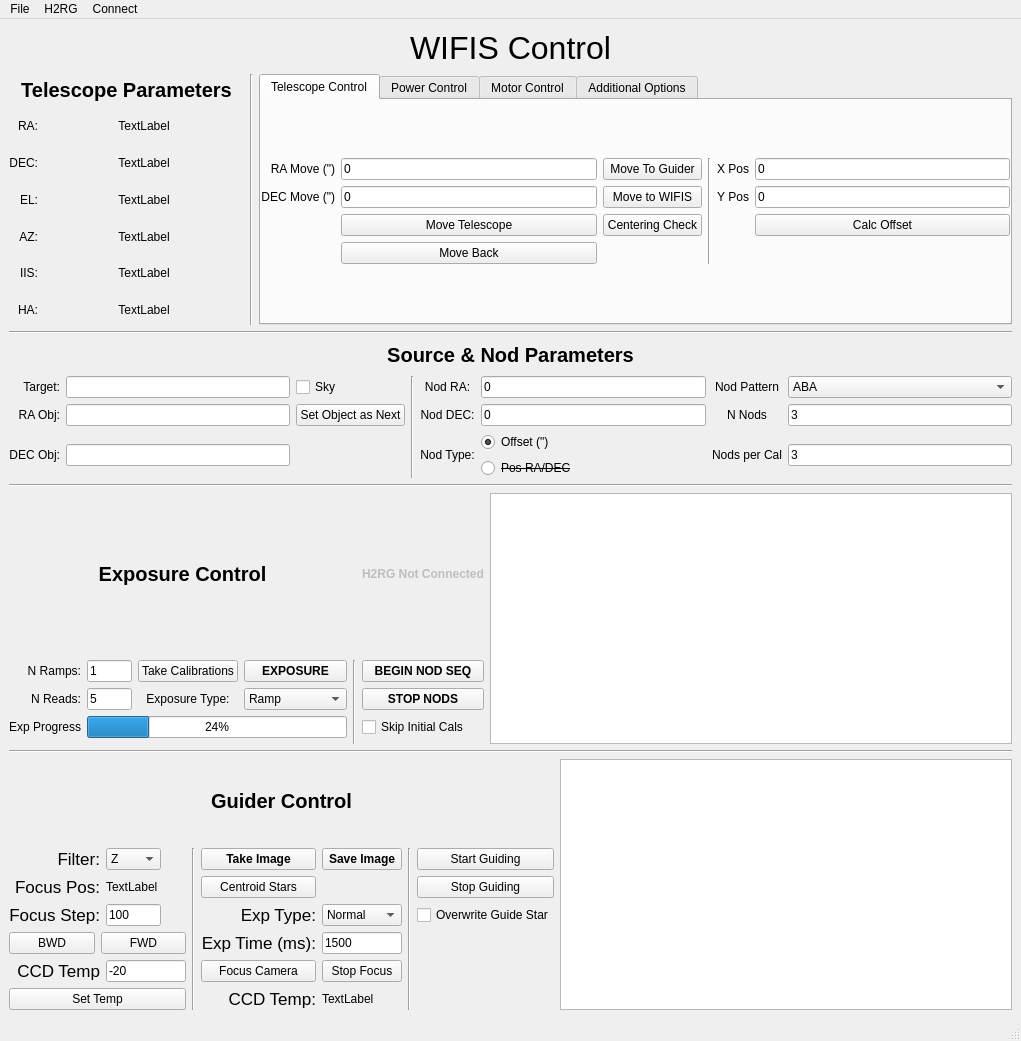
First picture: the form in WIFIS.ui, repository WIFIS-Team/controlcode-new, before the edit.
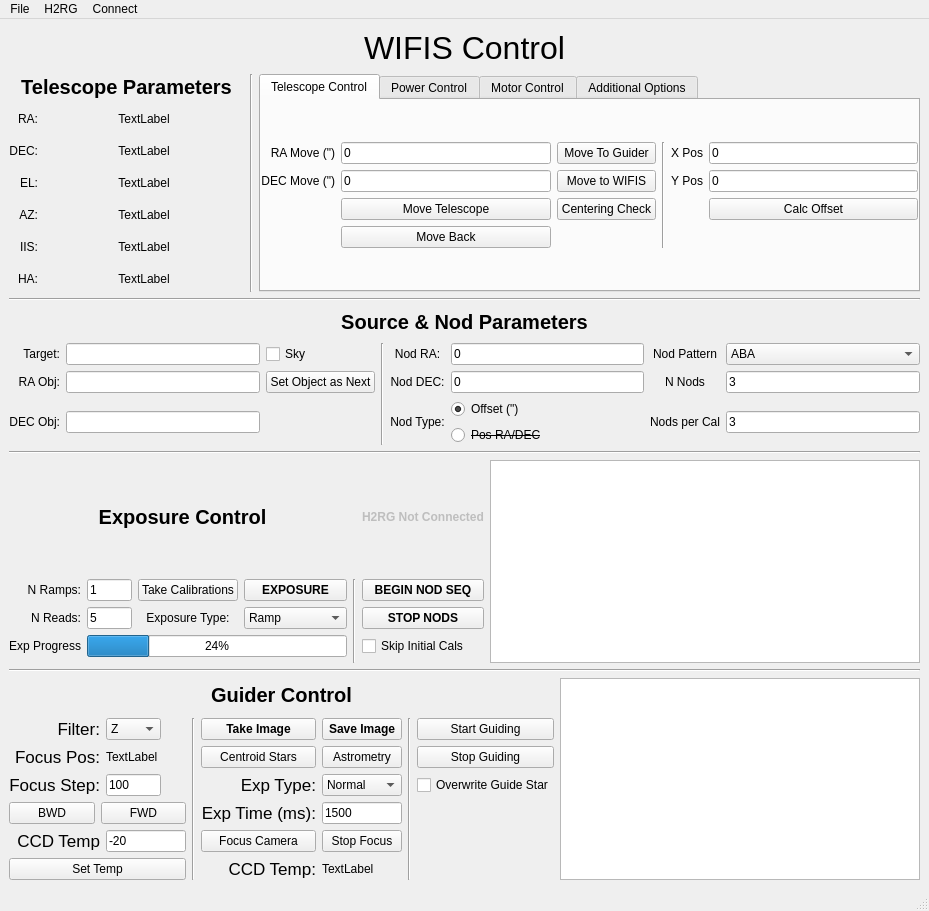
Second picture: the form after the edit.

Commit message: Added astrometry functionality (not tested)

```diff
--- a/WIFIS.ui
+++ b/WIFIS.ui
@@ -6,8 +6,8 @@
    <rect>
     <x>0</x>
     <y>0</y>
-    <width>1021</width>
-    <height>1041</height>
+    <width>929</width>
+    <height>911</height>
    </rect>
   </property>
   <property name="sizePolicy">
@@ -2548,6 +2548,13 @@
           </property>
          </widget>
         </item>
+        <item row="4" column="5">
+         <widget class="QPushButton" name="doAstrometryButton">
+          <property name="text">
+           <string>Astrometry</string>
+          </property>
+         </widget>
+        </item>
        </layout>
       </item>
      </layout>
@@ -2561,7 +2568,7 @@
     <rect>
      <x>0</x>
      <y>0</y>
-     <width>1021</width>
+     <width>929</width>
      <height>22</height>
     </rect>
    </property>
```
Left out of the diff: 48 changed lines with no effect on the pictures. The commit also changes 4 other files.
